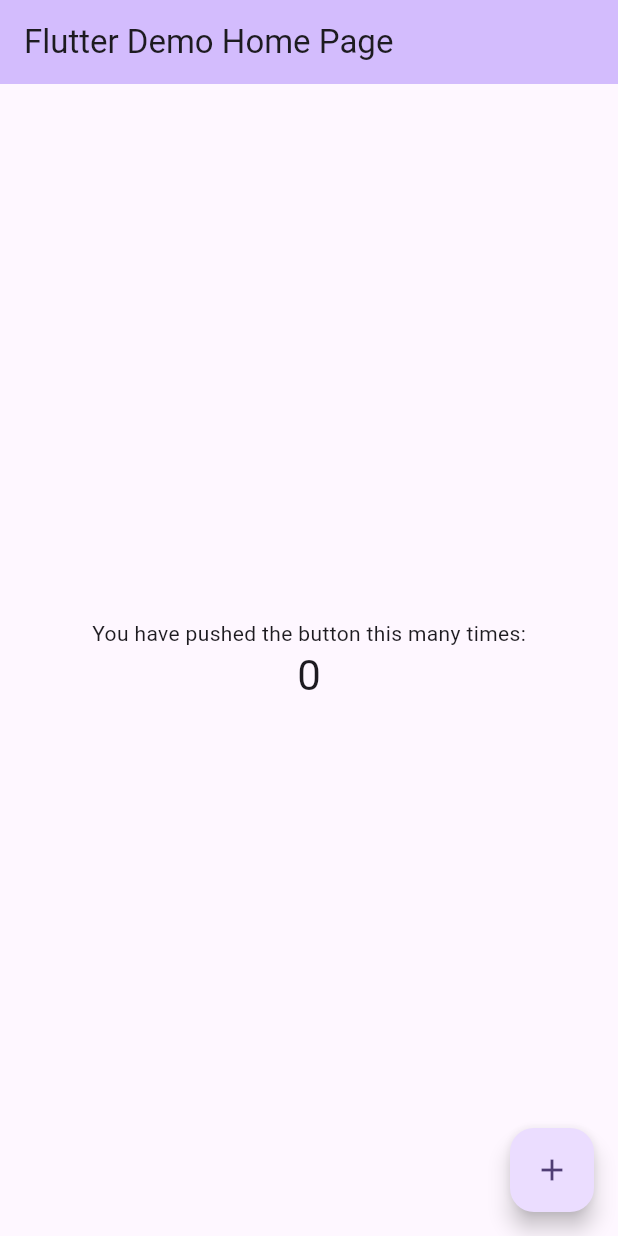
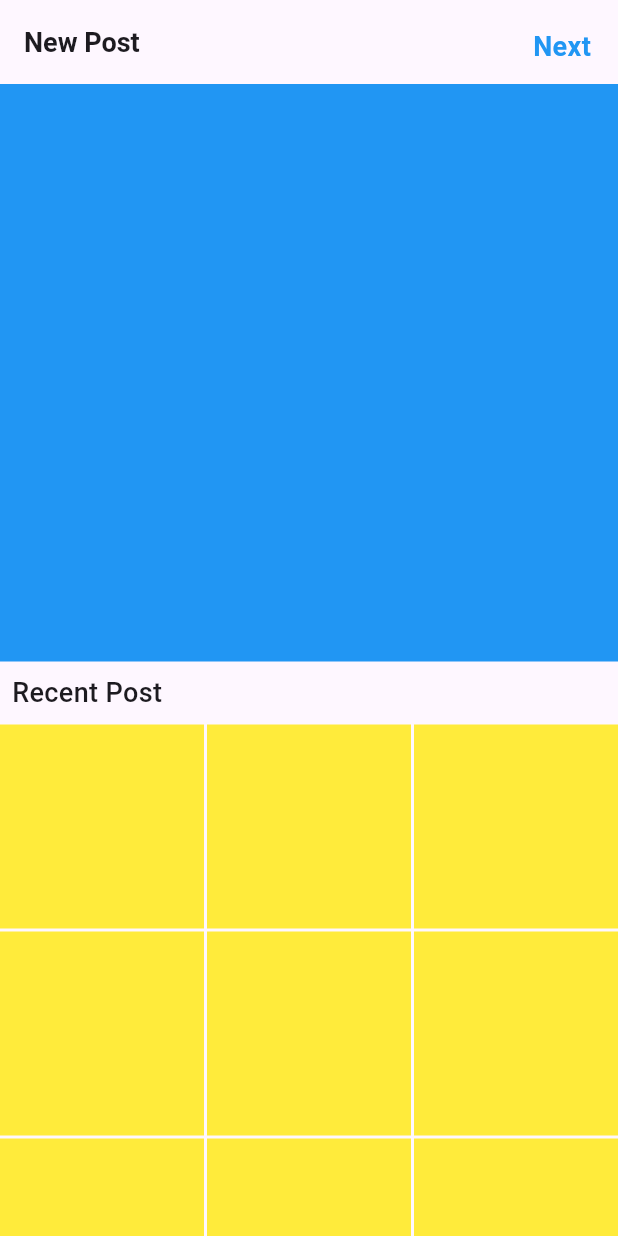
Before and after one commit to mishad01/Social-Media-App-Ostad-Pro-Batch-Project, a Flutter app: the screen it shows after launch, on a phone screen of 412 x 824 dp. Run offline on Flutter 3.47's test engine with Material 3 defaults, Android fonts, the phone set to English and light mode, and no system bars; our stand-ins replace firebase_core; accounts and stored records are empty; project files that could hold a hidden picture were left out.

Commit message:
SMAOPB-6: Updated upload content branch

```diff
--- a/social_media_app/lib/main.dart
+++ b/social_media_app/lib/main.dart
@@ -1,6 +1,7 @@
 import 'package:firebase_core/firebase_core.dart';
 import 'package:flutter/material.dart';
 import 'package:social_media_app/firebase_options.dart';
+import 'package:social_media_app/view/post/add_post/add_post_view.dart';
 
 void main() async {
   WidgetsFlutterBinding.ensureInitialized();
@@ -37,7 +38,7 @@ class MyApp extends StatelessWidget {
         colorScheme: ColorScheme.fromSeed(seedColor: Colors.deepPurple),
         useMaterial3: true,
       ),
-      home: const MyHomePage(title: 'Flutter Demo Home Page'),
+      home: const AddPostView(),
     );
   }
 }
--- /dev/null
+++ b/social_media_app/lib/view/post/add_post/add_post_view.dart
@@ -0,0 +1,84 @@
+import 'dart:io';
+
+import 'package:flutter/material.dart';
+
+class AddPostView extends StatefulWidget {
+  const AddPostView({super.key});
+
+  @override
+  State<AddPostView> createState() => _AddPostViewState();
+}
+
+class _AddPostViewState extends State<AddPostView> {
+  final List<Widget> _mediaList = [];
+  final List<File> path = [];
+  File? _file;
+  int currentPage = 0;
+  int? lastPage;
+
+  @override
+  Widget build(BuildContext context) {
+    return Scaffold(
+      appBar: AppBar(
+        title: Text(
+          "New Post",
+          style: TextStyle(fontSize: 18, fontWeight: FontWeight.bold),
+        ),
+        actions: [
+          Padding(
+            padding: const EdgeInsets.all(18.0),
+            child: Text(
+              "Next",
+              style: TextStyle(
+                  fontSize: 18,
+                  fontWeight: FontWeight.bold,
+                  color: Colors.blue),
+            ),
+          ),
+        ],
+      ),
+      body: SafeArea(
+        child: CustomScrollView(
+          slivers: [
+            SliverToBoxAdapter(
+              child: Column(
+                crossAxisAlignment: CrossAxisAlignment.start,
+                children: [
+                  Container(
+                    height: 385,
+                    width: double.infinity,
+                    color: Colors.blue,
+                  ),
+                  Padding(
+                    padding: const EdgeInsets.all(8.0),
+                    child: Text(
+                      "Recent Post",
+                      style:
+                          TextStyle(fontSize: 18, fontWeight: FontWeight.w500),
+                    ),
+                  ),
+                ],
+              ),
+            ),
+            SliverGrid(
+              delegate: SliverChildBuilderDelegate(
+                (context, index) {
+                  return Container(
+                    color: Colors.yellow,
+                  );
+                },
+                childCount: 20,
+              ),
+              gridDelegate: SliverGridDelegateWithFixedCrossAxisCount(
+                crossAxisCount: 3,
+                childAspectRatio: 1,
+                mainAxisSpacing: 2,
+                crossAxisSpacing: 2,
+              ),
+            )
+          ],
+        ),
+      ),
+    );
+  }
+}
--- a/social_media_app/lib/view/post/location/location_view.dart
+++ b/social_media_app/lib/view/post/location/location_view.dart
@@ -1,7 +1,7 @@
 import 'package:flutter/material.dart';
 
-class AddLocationView extends StatelessWidget {
-  const AddLocationView({super.key});
+class LocationView extends StatelessWidget {
+  const LocationView({super.key});
 
   @override
   Widget build(BuildContext context) {
@@ -13,19 +13,16 @@ class AddLocationView extends StatelessWidget {
           leading: Padding(
             padding: const EdgeInsets.all(4.0),
             child: IconButton(
-              icon: const Icon(Icons.arrow_back_ios_outlined, color: Colors.black),
-              onPressed: () {
-              },
+              icon: const Icon(Icons.arrow_back_ios_outlined,
+                  color: Colors.black),
+              onPressed: () {},
             ),
           ),
           title: const Text(
             'Add location',
             style: TextStyle(
-                fontSize: 20,
-                fontWeight: FontWeight.w700,
-
-                color: Colors.black
-            ),)),
+                fontSize: 20, fontWeight: FontWeight.w700, color: Colors.black),
+          )),
       body: Padding(
         padding: const EdgeInsets.all(16.0),
         child: Column(
@@ -80,6 +77,7 @@ class AddLocationView extends StatelessWidget {
     );
   }
 }
+
 class CustomSearchField extends StatelessWidget {
   const CustomSearchField({super.key});
 
--- a/social_media_app/lib/view/post/music/music_view.dart
+++ b/social_media_app/lib/view/post/music/music_view.dart
@@ -1,7 +1,7 @@
 import 'package:flutter/material.dart';
 
-class AddMusicView extends StatelessWidget {
-  const AddMusicView({super.key});
+class MusicView extends StatelessWidget {
+  const MusicView({super.key});
 
   @override
   Widget build(BuildContext context) {
@@ -13,22 +13,16 @@ class AddMusicView extends StatelessWidget {
         leading: Padding(
           padding: const EdgeInsets.all(4.0),
           child: IconButton(
-            icon: const Icon(Icons.arrow_back_ios_outlined, color: Colors.black),
-            onPressed: () {
-
-            },
+            icon:
+                const Icon(Icons.arrow_back_ios_outlined, color: Colors.black),
+            onPressed: () {},
           ),
         ),
         title: const Text(
           'Add music',
           style: TextStyle(
-              fontSize: 20,
-              fontWeight: FontWeight.w700,
-
-              color: Colors.black
+              fontSize: 20, fontWeight: FontWeight.w700, color: Colors.black),
         ),
-        ),
-
       ),
       body: Padding(
         padding: const EdgeInsets.symmetric(horizontal: 12, vertical: 8),
--- a/social_media_app/lib/view/profile/profile_view.dart
+++ /dev/null
@@ -1,17 +0,0 @@
-import 'package:flutter/material.dart';
-
-class ProfileView extends StatefulWidget {
-  const ProfileView({super.key});
-
-  @override
-  State<ProfileView> createState() => _ProfileViewState();
-}
-
-class _ProfileViewState extends State<ProfileView> {
-  @override
-  Widget build(BuildContext context) {
-    return Scaffold(
-
-    );
-  }
-}
--- a/social_media_app/pubspec.yaml
+++ b/social_media_app/pubspec.yaml
@@ -36,6 +36,9 @@ dependencies:
   # Use with the CupertinoIcons class for iOS style icons.
   cupertino_icons: ^1.0.8
   firebase_core: ^3.8.0
+  image_picker: ^1.0.4
+  photo_manager: ^3.0.1
+
 
 dev_dependencies:
   flutter_test:
```
Also changed, not shown: social_media_app/lib/view/home/home_view.dart (deleted), social_media_app/pubspec.lock, 1 other file. Lines whose indentation alone changed are shown as unchanged.
